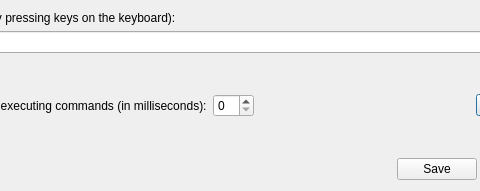
First picture: the form in src/keyactioneditwnd.ui, repository stele95/LinVAM, before the edit; both pictures show x 153 to 633 and y 0 to 191 of the 727 by 191 pixel window.
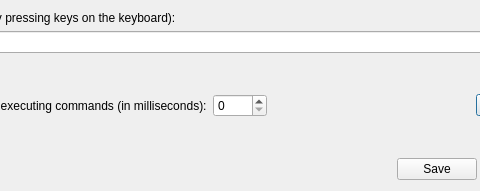
Second picture: the form after the edit.

The edit to the form file:
```diff
--- a/src/keyactioneditwnd.ui
+++ b/src/keyactioneditwnd.ui
@@ -74,7 +74,17 @@
       </widget>
      </item>
      <item>
-      <widget class="QSpinBox" name="sbDelay"/>
+      <widget class="QSpinBox" name="sbDelay">
+       <property name="minimumSize">
+        <size>
+         <width>0</width>
+         <height>0</height>
+        </size>
+       </property>
+       <property name="maximum">
+        <number>9999</number>
+       </property>
+      </widget>
      </item>
      <item>
       <spacer name="horizontalSpacer_2">
```
